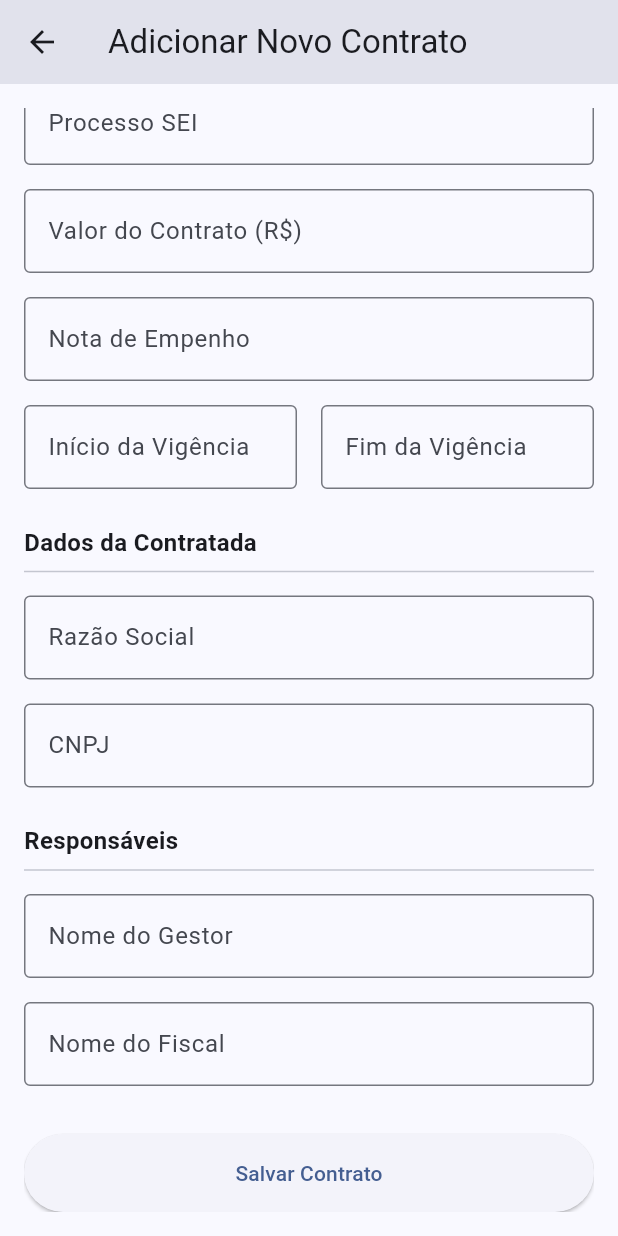
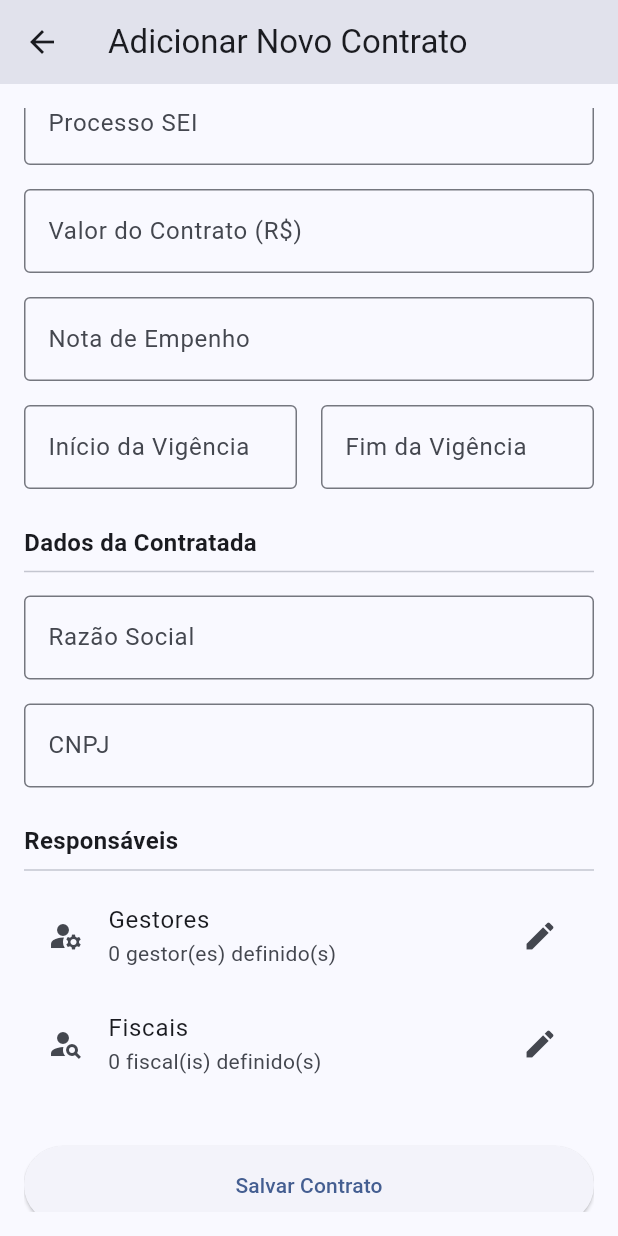
Before and after one commit to andlybras/orquestra_contratos_gestao_fiscalizacao, a Flutter app: the AddContractScreen screen opened directly, scrolled down 210 dp, on a phone screen of 412 x 824 dp. Run offline on Flutter 3.47's test engine with Material 3 defaults, Android fonts, the light colour scheme and no system bars; our stand-ins replace geolocator, image_picker, just_audio, open_file, pdf, printing and 4 more; missing offline and left inert: record; accounts and stored records are empty.

Commit message:
feat: Implementa UI para gerenciamento de múltiplos gestores e fiscais

```diff
--- a/lib/screens/add_contract_screen.dart
+++ b/lib/screens/add_contract_screen.dart
@@ -1,8 +1,10 @@
 // CÓDIGO COMPLETO PARA: screens/add_contract_screen.dart
 
 import 'package:flutter/material.dart';
+import 'package:orquestra_contratos_gestao_fiscalizacao/screens/responsible_management_screen.dart';
 
 class AddContractScreen extends StatefulWidget {
+  // O contrato agora é opcional. Se ele for passado, estamos em modo de edição.
   final Map<String, dynamic>? contratoInicial;
 
   const AddContractScreen({super.key, this.contratoInicial});
@@ -14,7 +16,7 @@ class AddContractScreen extends StatefulWidget {
 class _AddContractScreenState extends State<AddContractScreen> {
   final _formKey = GlobalKey<FormState>();
 
-  // Controllers para os campos antigos e novos
+  // Controllers para os campos de texto
   final _numeroController = TextEditingController();
   final _objetoController = TextEditingController();
   final _processoSeiController = TextEditingController();
@@ -22,10 +24,12 @@ class _AddContractScreenState extends State<AddContractScreen> {
   final _vigenciaFimController = TextEditingController();
   final _notaEmpenhoController = TextEditingController();
   final _valorContratoController = TextEditingController();
-  final _nomeGestorController = TextEditingController();
-  final _nomeFiscalController = TextEditingController();
   final _contratadaRazaoSocialController = TextEditingController();
   final _contratadaCnpjController = TextEditingController();
+
+  // As listas de gestores e fiscais agora são parte do estado do formulário
+  List<Map<String, dynamic>> _gestores = [];
+  List<Map<String, dynamic>> _fiscais = [];
 
   bool _ehEdicao = false;
 
@@ -41,16 +45,21 @@ class _AddContractScreenState extends State<AddContractScreen> {
       _vigenciaFimController.text = widget.contratoInicial!['vigenciaFim'] ?? '';
       _notaEmpenhoController.text = widget.contratoInicial!['notaEmpenho'] ?? '';
       _valorContratoController.text = widget.contratoInicial!['valorContrato'] ?? '';
-      _nomeGestorController.text = widget.contratoInicial!['nomeGestor'] ?? '';
-      _nomeFiscalController.text = widget.contratoInicial!['nomeFiscal'] ?? '';
       _contratadaRazaoSocialController.text = widget.contratoInicial!['contratadaRazaoSocial'] ?? '';
       _contratadaCnpjController.text = widget.contratoInicial!['contratadaCnpj'] ?? '';
+
+      // Preenche as listas de gestores e fiscais com os dados existentes
+      if (widget.contratoInicial!['gestores'] != null) {
+        _gestores = List<Map<String, dynamic>>.from(widget.contratoInicial!['gestores']);
+      }
+      if (widget.contratoInicial!['fiscais'] != null) {
+        _fiscais = List<Map<String, dynamic>>.from(widget.contratoInicial!['fiscais']);
+      }
     }
   }
 
   @override
   void dispose() {
-    // Dispensar todos os controllers
     _numeroController.dispose();
     _objetoController.dispose();
     _processoSeiController.dispose();
@@ -58,11 +67,34 @@ class _AddContractScreenState extends State<AddContractScreen> {
     _vigenciaFimController.dispose();
     _notaEmpenhoController.dispose();
     _valorContratoController.dispose();
-    _nomeGestorController.dispose();
-    _nomeFiscalController.dispose();
     _contratadaRazaoSocialController.dispose();
     _contratadaCnpjController.dispose();
     super.dispose();
+  }
+
+  // Função para navegar para a tela de gerenciamento
+  void _gerenciarResponsaveis(String tipo) async {
+    final listaInicial = tipo == 'Gestores' ? _gestores : _fiscais;
+
+    final listaAtualizada = await Navigator.push(
+      context,
+      MaterialPageRoute(
+        builder: (context) => ResponsibleManagementScreen(
+          responsaveisIniciais: listaInicial,
+          titulo: 'Gerenciar $tipo',
+        ),
+      ),
+    );
+
+    if (listaAtualizada != null) {
+      setState(() {
+        if (tipo == 'Gestores') {
+          _gestores = listaAtualizada;
+        } else {
+          _fiscais = listaAtualizada;
+        }
+      });
+    }
   }
 
   @override
@@ -75,7 +107,6 @@ class _AddContractScreenState extends State<AddContractScreen> {
         padding: const EdgeInsets.all(16.0),
         child: Form(
           key: _formKey,
-          // A tela agora é rolável
           child: SingleChildScrollView(
             child: Column(
               crossAxisAlignment: CrossAxisAlignment.stretch,
@@ -104,13 +135,29 @@ class _AddContractScreenState extends State<AddContractScreen> {
                 TextFormField(controller: _contratadaRazaoSocialController, decoration: const InputDecoration(labelText: 'Razão Social', border: OutlineInputBorder()), validator: (v) => v!.isEmpty ? 'Campo obrigatório' : null),
                 const SizedBox(height: 16),
                 TextFormField(controller: _contratadaCnpjController, decoration: const InputDecoration(labelText: 'CNPJ', border: OutlineInputBorder())),
+
                 const SizedBox(height: 24),
                 const Text('Responsáveis', style: TextStyle(fontSize: 16, fontWeight: FontWeight.bold)),
                 const Divider(),
-                const SizedBox(height: 8),
-                TextFormField(controller: _nomeGestorController, decoration: const InputDecoration(labelText: 'Nome do Gestor', border: OutlineInputBorder())),
-                const SizedBox(height: 16),
-                TextFormField(controller: _nomeFiscalController, decoration: const InputDecoration(labelText: 'Nome do Fiscal', border: OutlineInputBorder())),
+
+                // Botão para gerenciar Gestores
+                ListTile(
+                  leading: const Icon(Icons.manage_accounts),
+                  title: const Text('Gestores'),
+                  subtitle: Text('${_gestores.length} gestor(es) definido(s)'),
+                  trailing: const Icon(Icons.edit),
+                  onTap: () => _gerenciarResponsaveis('Gestores'),
+                ),
+
+                // Botão para gerenciar Fiscais
+                ListTile(
+                  leading: const Icon(Icons.person_search),
+                  title: const Text('Fiscais'),
+                  subtitle: Text('${_fiscais.length} fiscal(is) definido(s)'),
+                  trailing: const Icon(Icons.edit),
+                  onTap: () => _gerenciarResponsaveis('Fiscais'),
+                ),
+
                 const SizedBox(height: 32),
                 ElevatedButton(
                   style: ElevatedButton.styleFrom(padding: const EdgeInsets.symmetric(vertical: 16)),
@@ -124,10 +171,13 @@ class _AddContractScreenState extends State<AddContractScreen> {
                         'vigenciaFim': _vigenciaFimController.text,
                         'notaEmpenho': _notaEmpenhoController.text,
                         'valorContrato': _valorContratoController.text,
-                        'nomeGestor': _nomeGestorController.text,
-                        'nomeFiscal': _nomeFiscalController.text,
                         'contratadaRazaoSocial': _contratadaRazaoSocialController.text,
                         'contratadaCnpj': _contratadaCnpjController.text,
+
+                        // Adicionando as listas ao mapa de dados
+                        'gestores': _gestores,
+                        'fiscais': _fiscais,
+
                         'status': _ehEdicao ? widget.contratoInicial!['status'] : 'Ativo',
                         'ocorrencias': _ehEdicao ? widget.contratoInicial!['ocorrencias'] : [],
                       };
```
Also changed, not shown: lib/screens/responsible_management_screen.dart (added, +116 -0 lines).
